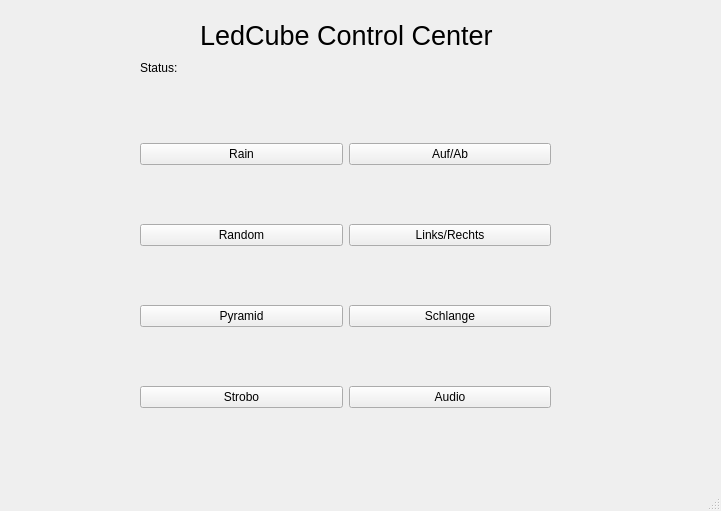
Above: GUI/mainwindow.ui from 3raymon/LedCube_4PMSwEng_HSR before the change. Below: the same form after it.
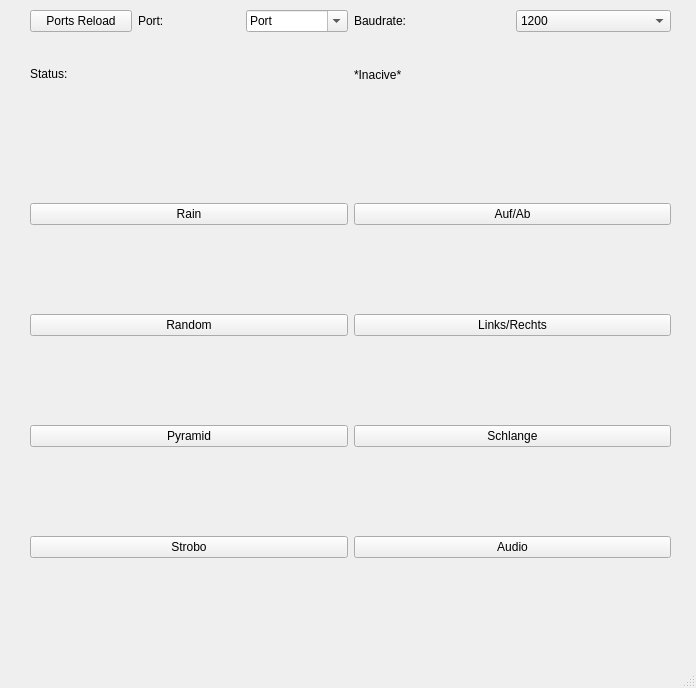
That is the form after the change.

```diff
--- a/GUI/mainwindow.ui
+++ b/GUI/mainwindow.ui
@@ -6,101 +6,95 @@
    <rect>
     <x>0</x>
     <y>0</y>
-    <width>721</width>
-    <height>511</height>
+    <width>696</width>
+    <height>688</height>
    </rect>
   </property>
+  <property name="sizePolicy">
+   <sizepolicy hsizetype="Fixed" vsizetype="Fixed">
+    <horstretch>0</horstretch>
+    <verstretch>0</verstretch>
+   </sizepolicy>
+  </property>
   <property name="windowTitle">
    <string>LedCube Control Center</string>
   </property>
   <widget class="QWidget" name="centralwidget">
-   <widget class="QLabel" name="title">
+   <widget class="QWidget" name="layoutWidget">
     <property name="geometry">
      <rect>
-      <x>200</x>
-      <y>10</y>
-      <width>301</width>
-      <height>51</height>
+      <x>30</x>
+      <y>120</y>
+      <width>641</width>
+      <height>521</height>
      </rect>
     </property>
-    <property name="font">
-     <font>
-      <pointsize>20</pointsize>
-     </font>
-    </property>
-    <property name="text">
-     <string>LedCube Control Center</string>
-    </property>
-    <property name="textFormat">
-     <enum>Qt::PlainText</enum>
-    </property>
-   </widget>
-   <widget class="QWidget" name="">
-    <property name="geometry">
-     <rect>
-      <x>140</x>
-      <y>90</y>
-      <width>411</width>
-      <height>371</height>
-     </rect>
-    </property>
-    <layout class="QHBoxLayout" name="programmButtonGroup">
-     <item>
-      <layout class="QVBoxLayout" name="verticalLayout">
-       <item>
+    <layout class="QGridLayout" name="gridLayout">
+     <property name="leftMargin">
+      <number>0</number>
+     </property>
+     <property name="rightMargin">
+      <number>0</number>
+     </property>
+     <property name="bottomMargin">
+      <number>0</number>
+     </property>
+     <item row="0" column="0">
         <widget class="QPushButton" name="programm1Button">
+       <property name="sizePolicy">
+        <sizepolicy hsizetype="Minimum" vsizetype="Preferred">
+         <horstretch>0</horstretch>
+         <verstretch>0</verstretch>
+        </sizepolicy>
+       </property>
          <property name="text">
           <string>Rain</string>
          </property>
         </widget>
        </item>
-       <item>
-        <widget class="QPushButton" name="programm2Button">
-         <property name="text">
-          <string>Random</string>
-         </property>
-        </widget>
-       </item>
-       <item>
-        <widget class="QPushButton" name="programm3Button">
-         <property name="text">
-          <string>Pyramid</string>
-         </property>
-        </widget>
-       </item>
-       <item>
-        <widget class="QPushButton" name="programm4Button">
-         <property name="text">
-          <string>Strobo</string>
-         </property>
-        </widget>
-       </item>
-      </layout>
-     </item>
-     <item>
-      <layout class="QVBoxLayout" name="verticalLayout_2">
-       <item>
+     <item row="0" column="1">
         <widget class="QPushButton" name="programm5Button">
          <property name="text">
           <string>Auf/Ab</string>
          </property>
         </widget>
        </item>
-       <item>
+     <item row="1" column="0">
+      <widget class="QPushButton" name="programm2Button">
+       <property name="text">
+        <string>Random</string>
+       </property>
+      </widget>
+     </item>
+     <item row="1" column="1">
         <widget class="QPushButton" name="programm6Button">
          <property name="text">
           <string>Links/Rechts</string>
          </property>
         </widget>
        </item>
-       <item>
+     <item row="2" column="0">
+      <widget class="QPushButton" name="programm3Button">
+       <property name="text">
+        <string>Pyramid</string>
+       </property>
+      </widget>
+     </item>
+     <item row="2" column="1">
         <widget class="QPushButton" name="programm7Button">
          <property name="text">
           <string>Schlange</string>
          </property>
         </widget>
        </item>
-       <item>
+     <item row="3" column="0">
+      <widget class="QPushButton" name="programm4Button">
+       <property name="text">
+        <string>Strobo</string>
+       </property>
+      </widget>
+     </item>
+     <item row="3" column="1">
         <widget class="QPushButton" name="programm8Button">
          <property name="text">
           <string>Audio</string>
@@ -108,21 +102,135 @@
         </widget>
        </item>
       </layout>
-     </item>
-    </layout>
    </widget>
    <widget class="QWidget" name="">
     <property name="geometry">
      <rect>
-      <x>140</x>
-      <y>60</y>
-      <width>411</width>
-      <height>16</height>
+      <x>30</x>
+      <y>10</y>
+      <width>641</width>
+      <height>101</height>
      </rect>
     </property>
-    <layout class="QHBoxLayout" name="statusLabelGroup">
+    <layout class="QVBoxLayout" name="verticalLayout">
+     <item>
+      <layout class="QHBoxLayout" name="settingsGroup">
+       <item>
+        <layout class="QHBoxLayout" name="portGroup">
+         <item>
+          <widget class="QPushButton" name="portsReloadButton">
+           <property name="text">
+            <string>Ports Reload</string>
+           </property>
+          </widget>
+         </item>
+         <item>
+          <widget class="QLabel" name="portLabel">
+           <property name="text">
+            <string>Port:</string>
+           </property>
+          </widget>
+         </item>
+         <item>
+          <widget class="QComboBox" name="portSelect">
+           <property name="enabled">
+            <bool>true</bool>
+           </property>
+           <property name="accessibleName">
+            <string/>
+           </property>
+           <property name="styleSheet">
+            <string notr="true"/>
+           </property>
+           <property name="editable">
+            <bool>true</bool>
+           </property>
+           <property name="currentText">
+            <string>Port</string>
+           </property>
+          </widget>
+         </item>
+        </layout>
+       </item>
+       <item>
+        <layout class="QHBoxLayout" name="baudrateGroup">
+         <item>
+          <widget class="QLabel" name="baudrateLabel">
+           <property name="text">
+            <string>Baudrate:</string>
+           </property>
+          </widget>
+         </item>
+         <item>
+          <widget class="QComboBox" name="baudSelect">
+           <property name="enabled">
+            <bool>true</bool>
+           </property>
+           <property name="accessibleName">
+            <string/>
+           </property>
+           <property name="styleSheet">
+            <string notr="true"/>
+           </property>
+           <property name="editable">
+            <bool>false</bool>
+           </property>
+           <item>
+            <property name="text">
+             <string>1200</string>
+            </property>
+           </item>
+           <item>
+            <property name="text">
+             <string>2400</string>
+            </property>
+           </item>
+           <item>
+            <property name="text">
+             <string>4800</string>
+            </property>
+           </item>
+           <item>
+            <property name="text">
+             <string>9600</string>
+            </property>
+           </item>
+           <item>
+            <property name="text">
+             <string>19200</string>
+            </property>
+           </item>
+           <item>
+            <property name="text">
+             <string>38400</string>
+            </property>
+           </item>
+           <item>
+            <property name="text">
+             <string>57600</string>
+            </property>
+           </item>
+           <item>
+            <property name="text">
+             <string>115200</string>
+            </property>
+           </item>
+          </widget>
+         </item>
+        </layout>
+       </item>
+      </layout>
+     </item>
+     <item>
+      <layout class="QHBoxLayout" name="statusGroup">
      <item>
       <widget class="QLabel" name="showStatusLabel">
+         <property name="sizePolicy">
+          <sizepolicy hsizetype="Preferred" vsizetype="Maximum">
+           <horstretch>0</horstretch>
+           <verstretch>0</verstretch>
+          </sizepolicy>
+         </property>
        <property name="text">
         <string>Status:</string>
        </property>
@@ -131,9 +239,11 @@
      <item>
       <widget class="QLabel" name="statusLabel">
        <property name="text">
-        <string/>
-       </property>
-      </widget>
+          <string>*Inacive*</string>
+         </property>
+        </widget>
+       </item>
+      </layout>
      </item>
     </layout>
    </widget>
```
Left out of the diff: 5 changed lines with no effect on the pictures. Lines whose indentation alone changed are shown as unchanged.
